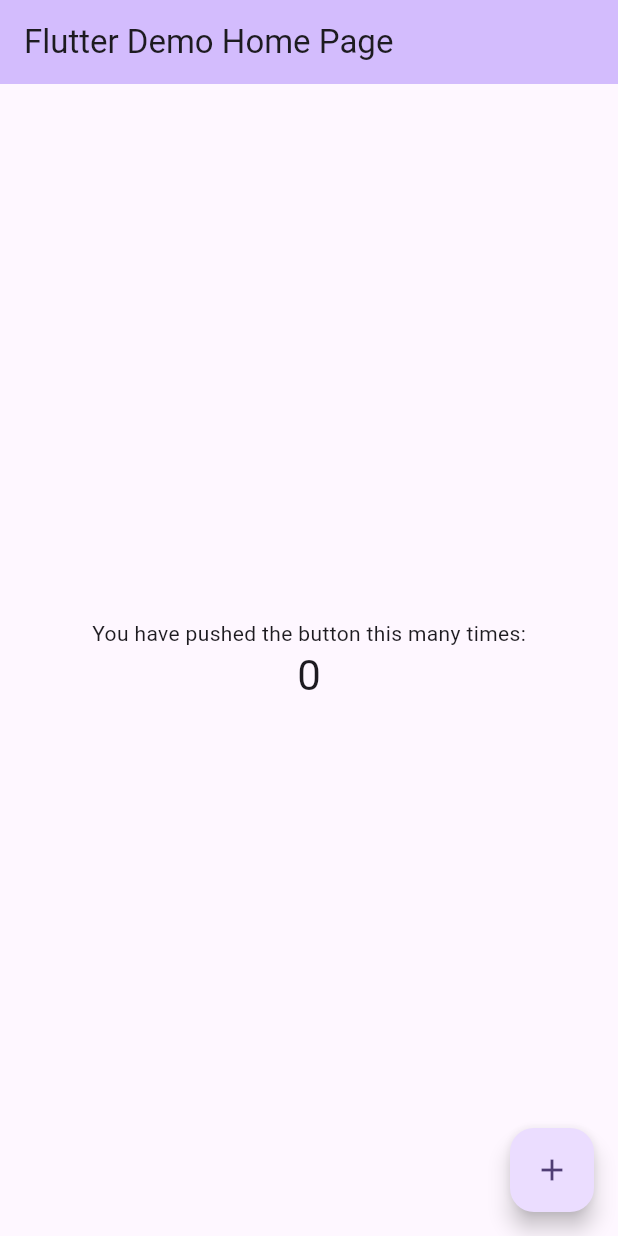
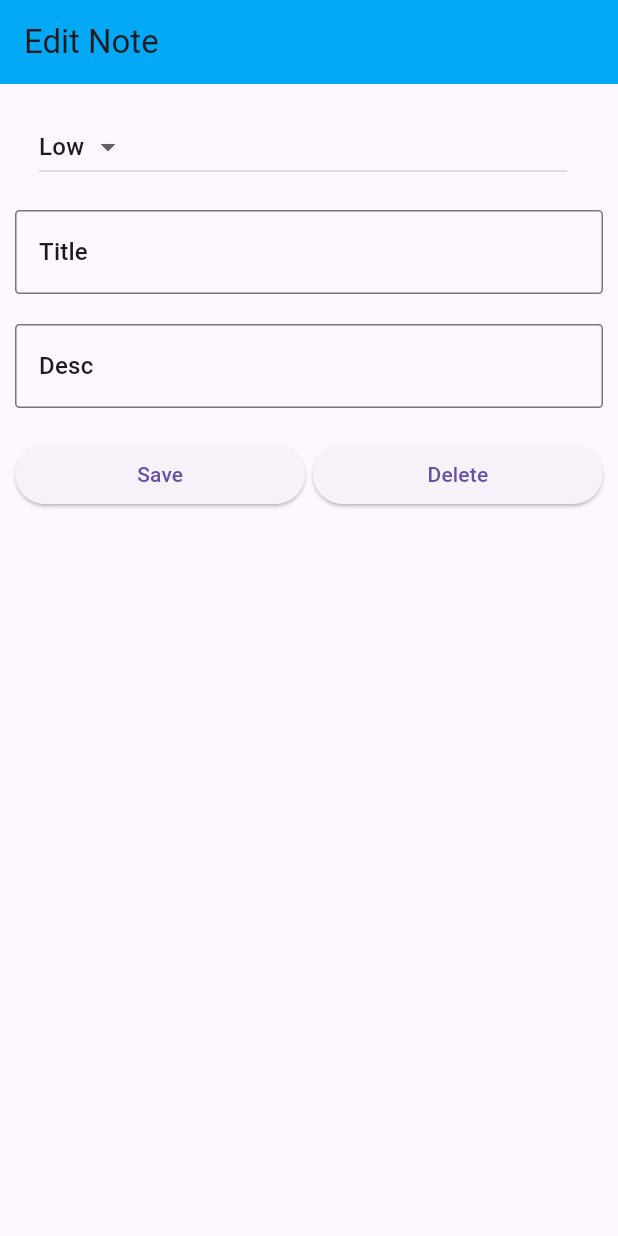
Before and after one commit to FlGhost/ProgrammingExercise, a Flutter app: the screen it shows after launch, on a phone screen of 412 x 824 dp. Run offline on Flutter 3.47's test engine with Material 3 defaults, Android fonts, the phone set to English and light mode, and no system bars.

Commit message:
tenda-test-demo package created with 2 tester guis

```diff
--- /dev/null
+++ b/lib/demo/screens/note_details.dart
@@ -0,0 +1,115 @@
+import 'package:flutter/material.dart';
+
+class NoteDetail extends StatefulWidget {
+  const NoteDetail({super.key});
+
+  @override
+  State<NoteDetail> createState() => _NoteDetailState();
+}
+
+class _NoteDetailState extends State<NoteDetail> {
+  static var priorities = ['High', 'Low'];
+  TextEditingController titleController = TextEditingController();
+  TextEditingController descController = TextEditingController();
+
+  @override
+  Widget build(BuildContext context) {
+    TextStyle? textStyle = Theme.of(context).textTheme.titleMedium;
+    return Scaffold(
+      appBar: AppBar(
+        title: const Text('Edit Note'),
+        backgroundColor: Colors.lightBlue,
+      ),
+      body: Padding(
+        padding: const EdgeInsets.all(10.0),
+        child: ListView(
+          children: <Widget>[
+            //first element
+            ListTile(
+              title: DropdownButton(
+                items: priorities.map((String dropDownStringItem) {
+                  return DropdownMenuItem<String>(
+                    value: dropDownStringItem,
+                    child: Text(dropDownStringItem),
+                  );
+                }).toList(),
+                style: textStyle,
+                value: 'Low',
+                onChanged: (val) {
+                  setState(() {
+                    debugPrint('user selected $val');
+                  });
+                },
+              ),
+            ),
+            //second element - 2 text area
+            Padding(
+              padding: const EdgeInsets.only(top: 10.0, bottom: 10.0),
+              child: TextField(
+                controller: titleController,
+                style: textStyle,
+                onChanged: (val) {
+                  debugPrint('State changed');
+                },
+                decoration: InputDecoration(
+                    labelText: 'Title',
+                    labelStyle: textStyle,
+                    border: OutlineInputBorder(
+                        borderRadius: BorderRadius.circular(3.0))),
+              ),
+            ),
+            //third element
+            Padding(
+              padding: const EdgeInsets.only(top: 10.0, bottom: 10.0),
+              child: TextField(
+                controller: descController,
+                style: textStyle,
+                onChanged: (val) {
+                  debugPrint('State changed desc');
+                },
+                decoration: InputDecoration(
+                    labelText: 'Desc',
+                    labelStyle: textStyle,
+                    border: OutlineInputBorder(
+                        borderRadius: BorderRadius.circular(3.0))),
+              ),
+            ),
+            //4th element -row of btns
+            Padding(
+              padding: const EdgeInsets.only(top: 10.0, bottom: 10.0),
+              child: Row(
+                children: <Widget>[
+                  //save btn
+                  Expanded(
+                    child: ElevatedButton(
+                      child: const Text('Save'),
+                      onPressed: () {
+                        setState(() {
+                          debugPrint('Pressed save');
+                        });
+                      },
+                    ),
+                  ),
+                  const SizedBox(
+                    width: 5.0,
+                  ),
+                  //delete btn
+                  Expanded(
+                    child: ElevatedButton(
+                      child: const Text('Delete'),
+                      onPressed: () {
+                        setState(() {
+                          debugPrint('Pressed delete');
+                        });
+                      },
+                    ),
+                  ),
+                ],
+              ),
+            )
+          ],
+        ),
+      ),
+    );
+  }
+}
--- a/lib/main.dart
+++ b/lib/main.dart
@@ -1,4 +1,6 @@
 import 'package:flutter/material.dart';
+import 'package:prog_ex_app/demo/screens/note_details.dart';
+import 'package:prog_ex_app/demo/screens/note_list.dart';
 
 void main() {
   runApp(const MyApp());
@@ -11,115 +13,10 @@
   @override
   Widget build(BuildContext context) {
     return MaterialApp(
-      title: 'Flutter Demo',
-      theme: ThemeData(
-        // This is the theme of your application.
-        //
-        // TRY THIS: Try running your application with "flutter run". You'll see
-        // the application has a purple toolbar. Then, without quitting the app,
-        // try changing the seedColor in the colorScheme below to Colors.green
-        // and then invoke "hot reload" (save your changes or press the "hot
-        // reload" button in a Flutter-supported IDE, or press "r" if you used
-        // the command line to start the app).
-        //
-        // Notice that the counter didn't reset back to zero; the application
-        // state is not lost during the reload. To reset the state, use hot
-        // restart instead.
-        //
-        // This works for code too, not just values: Most code changes can be
-        // tested with just a hot reload.
-        colorScheme: ColorScheme.fromSeed(seedColor: Colors.deepPurple),
-        useMaterial3: true,
-      ),
-      home: const MyHomePage(title: 'Flutter Demo Home Page'),
+      title: 'Demo Page test',
+      debugShowCheckedModeBanner: false,
+      theme: ThemeData(primarySwatch: Colors.deepPurple),
+      home: const NoteDetail(),
     );
   }
 }
-
-class MyHomePage extends StatefulWidget {
-  const MyHomePage({super.key, required this.title});
-
-  // This widget is the home page of your application. It is stateful, meaning
-  // that it has a State object (defined below) that contains fields that affect
-  // how it looks.
-
-  // This class is the configuration for the state. It holds the values (in this
-  // case the title) provided by the parent (in this case the App widget) and
-  // used by the build method of the State. Fields in a Widget subclass are
-  // always marked "final".
-
-  final String title;
-
-  @override
-  State<MyHomePage> createState() => _MyHomePageState();
-}
-
-class _MyHomePageState extends State<MyHomePage> {
-  int _counter = 0;
-
-  void _incrementCounter() {
-    setState(() {
-      // This call to setState tells the Flutter framework that something has
-      // changed in this State, which causes it to rerun the build method below
-      // so that the display can reflect the updated values. If we changed
-      // _counter without calling setState(), then the build method would not be
-      // called again, and so nothing would appear to happen.
-      _counter++;
-    });
-  }
-
-  @override
-  Widget build(BuildContext context) {
-    // This method is rerun every time setState is called, for instance as done
-    // by the _incrementCounter method above.
-    //
-    // The Flutter framework has been optimized to make rerunning build methods
-    // fast, so that you can just rebuild anything that needs updating rather
-    // than having to individually change instances of widgets.
-    return Scaffold(
-      appBar: AppBar(
-        // TRY THIS: Try changing the color here to a specific color (to
-        // Colors.amber, perhaps?) and trigger a hot reload to see the AppBar
-        // change color while the other colors stay the same.
-        backgroundColor: Theme.of(context).colorScheme.inversePrimary,
-        // Here we take the value from the MyHomePage object that was created by
-        // the App.build method, and use it to set our appbar title.
-        title: Text(widget.title),
-      ),
-      body: Center(
-        // Center is a layout widget. It takes a single child and positions it
-        // in the middle of the parent.
-        child: Column(
-          // Column is also a layout widget. It takes a list of children and
-          // arranges them vertically. By default, it sizes itself to fit its
-          // children horizontally, and tries to be as tall as its parent.
-          //
-          // Column has various properties to control how it sizes itself and
-          // how it positions its children. Here we use mainAxisAlignment to
-          // center the children vertically; the main axis here is the vertical
-          // axis because Columns are vertical (the cross axis would be
-          // horizontal).
-          //
-          // TRY THIS: Invoke "debug painting" (choose the "Toggle Debug Paint"
-          // action in the IDE, or press "p" in the console), to see the
-          // wireframe for each widget.
-          mainAxisAlignment: MainAxisAlignment.center,
-          children: <Widget>[
-            const Text(
-              'You have pushed the button this many times:',
-            ),
-            Text(
-              '$_counter',
-              style: Theme.of(context).textTheme.headlineMedium,
-            ),
-          ],
-        ),
-      ),
-      floatingActionButton: FloatingActionButton(
-        onPressed: _incrementCounter,
-        tooltip: 'Increment',
-        child: const Icon(Icons.add),
-      ), // This trailing comma makes auto-formatting nicer for build methods.
-    );
-  }
-}
```
Also changed, not shown: lib/demo/screens/note_list.dart (added, +54 -0 lines).
